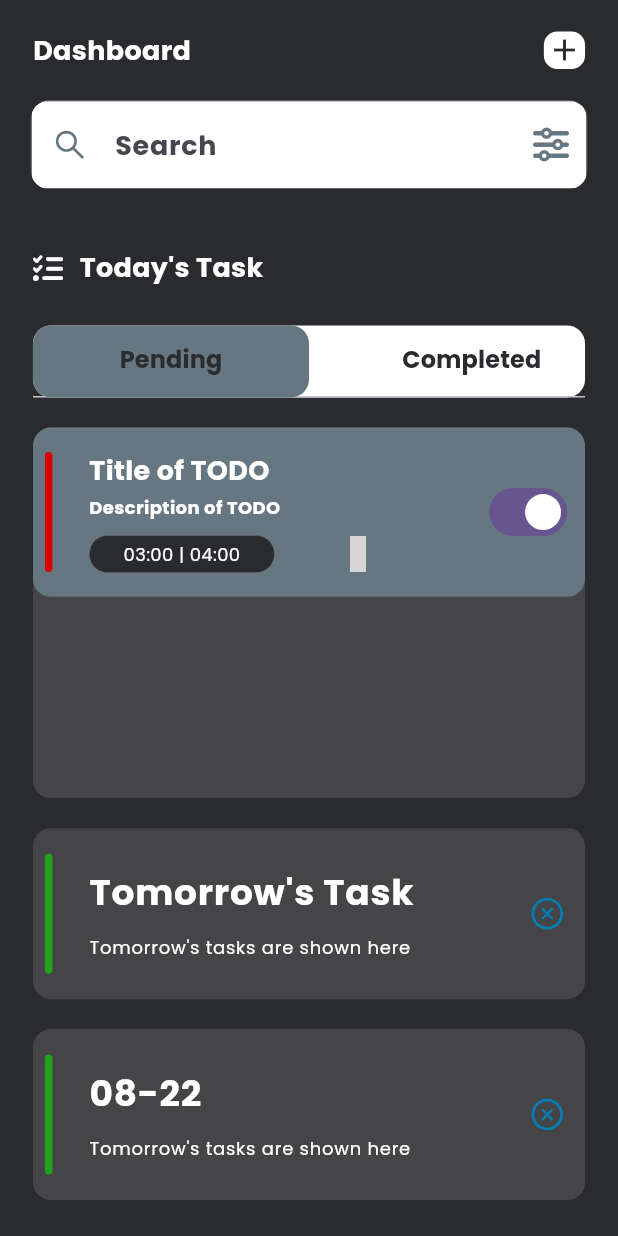
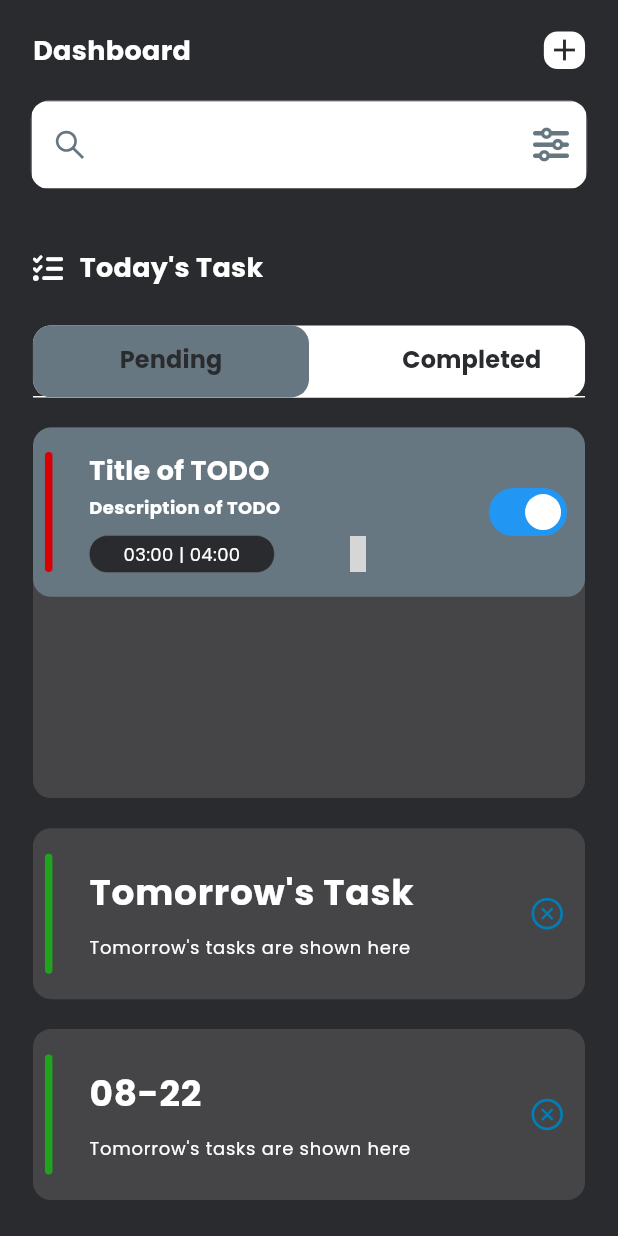
Before and after one commit to ehsaaaaan0/Task-Management-App-Using-Flutter-Riverpod-2.0, a Flutter app: the screen it shows after launch, on a phone screen of 412 x 824 dp. Run offline on Flutter 3.47's test engine with Material 3 defaults, Android fonts, the phone set to English and light mode, and no system bars; drawn by our look-alikes of dynamic_color; our stand-ins replace country_picker, flutter_screenutil, flutter_vector_icons, google_fonts, hooks_riverpod, pinput and 3 more; accounts and stored records are empty; generated files the repository leaves out were written again; grey boxes are pictures that could not be loaded.

```diff
--- a/lib/main.dart
+++ b/lib/main.dart
@@ -1,3 +1,4 @@
+import 'package:dynamic_color/dynamic_color.dart';
 import 'package:flutter/material.dart';
 import 'package:flutter_screenutil/flutter_screenutil.dart';
 import 'package:hooks_riverpod/hooks_riverpod.dart';
@@ -12,6 +13,13 @@ void main() {
 class MyApp extends StatelessWidget {
   const MyApp({super.key});
 
+  static final defaultLightColorScheme =
+      ColorScheme.fromSwatch(primarySwatch: Colors.blue);
+
+
+  static final defaultDarkColorScheme =
+      ColorScheme.fromSwatch(primarySwatch: Colors.blue, brightness: Brightness.dark);
+
   @override
   Widget build(BuildContext context) {
     return ScreenUtilInit(
@@ -19,16 +27,22 @@ class MyApp extends StatelessWidget {
         designSize: const Size(375, 825),
         minTextAdapt: true,
         builder: (context, child) {
+          return DynamicColorBuilder(
+              builder: (lightColorScheme, darkColorScheme) {
             return MaterialApp(
               title: 'Flutter Demo',
               theme: ThemeData(
                 scaffoldBackgroundColor: AppConst.kBkDark,
-              colorScheme: ColorScheme.fromSeed(seedColor: Colors.deepPurple),
+                colorScheme: lightColorScheme?? defaultLightColorScheme,
                 useMaterial3: true,
               ),
+              darkTheme: ThemeData(colorScheme: darkColorScheme??defaultDarkColorScheme,
+              scaffoldBackgroundColor: AppConst.kBkDark,
+              useMaterial3: true),
               themeMode: ThemeMode.dark,
               home: const Homepage(),
             );
           });
+        });
   }
 }
--- a/pubspec.yaml
+++ b/pubspec.yaml
@@ -44,6 +44,7 @@ dependencies:
   pinput: ^5.0.0
   riverpod_annotation: ^2.3.5
   sqflite: ^2.3.3+1
+  dynamic_color: ^1.7.0
 
 
 dev_dependencies:
```
Also changed, not shown: lib/common/healpers/db_helper.dart (+6 -5 lines), lib/features/todo/controllers/todo/todo_provider.dart (added, +74 -0 lines), lib/features/todo/controllers/todo/todo_provider.g.dart (added), pubspec.lock, 5 other files. Lines whose indentation alone changed are shown as unchanged.
